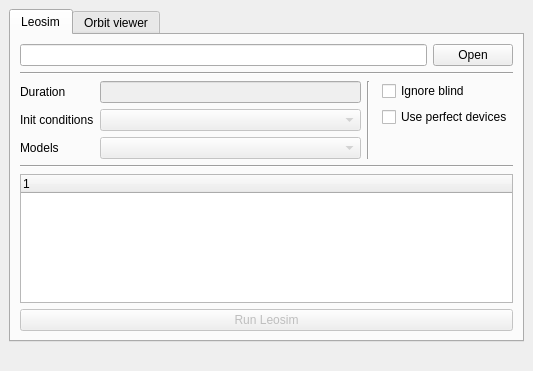
ulanich/sim-runner, file runner/ui/runsim.ui: the form before one commit.
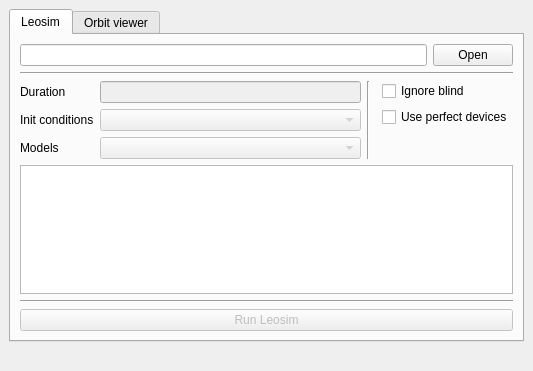
The form after the commit.

The edit to the form file:
```diff
--- a/runner/ui/runsim.ui
+++ b/runner/ui/runsim.ui
@@ -142,7 +142,7 @@
             </property>
            </widget>
           </item>
-          <item row="3" column="0">
+          <item row="4" column="0">
            <widget class="Line" name="line_2">
             <property name="orientation">
              <enum>Qt::Horizontal</enum>
@@ -156,17 +156,8 @@
             </property>
            </widget>
           </item>
-          <item row="4" column="0">
-           <widget class="QTreeWidget" name="yaml_tree">
-            <property name="frameShadow">
-             <enum>QFrame::Sunken</enum>
-            </property>
-            <column>
-             <property name="text">
-              <string notr="true">1</string>
-             </property>
-            </column>
-           </widget>
+          <item row="3" column="0">
+           <widget class="QTreeView" name="tree_yaml"/>
           </item>
          </layout>
         </item>
```
